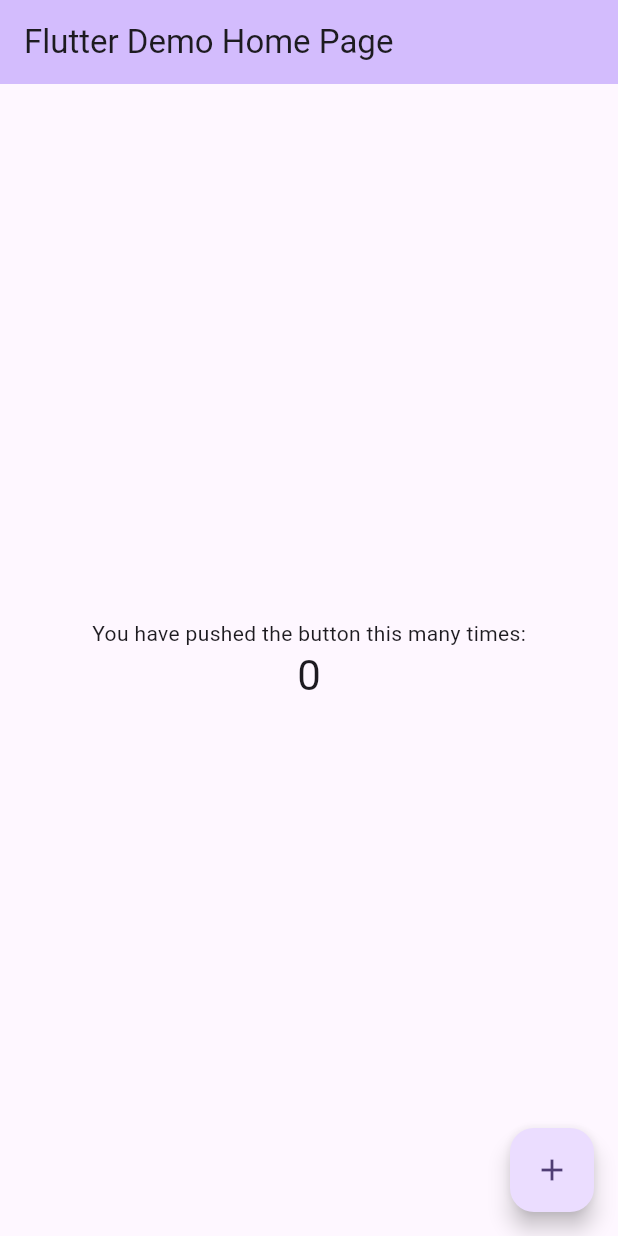
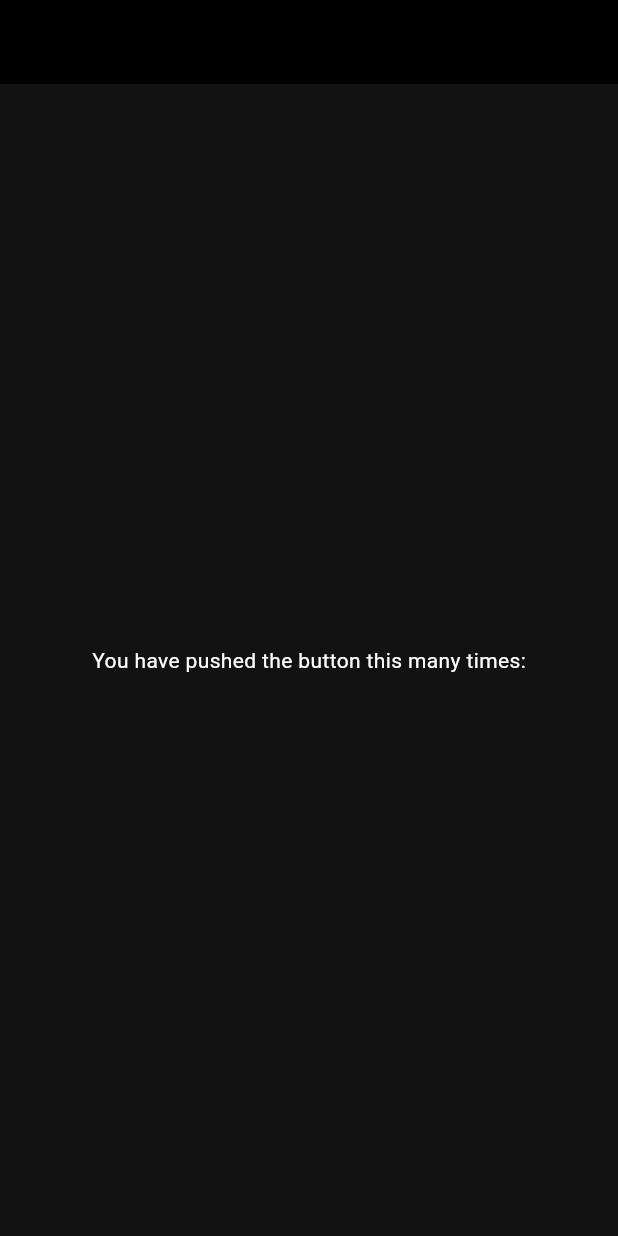
Before and after one commit to Artem-Neludimi/todays_predictions, a Flutter app: the screen it shows after launch, on a phone screen of 412 x 824 dp. Run offline on Flutter 3.47's test engine with Material 3 defaults, Android fonts, the phone set to English and light mode, and no system bars.

Commit message:
clean up

```diff
--- a/lib/main.dart
+++ b/lib/main.dart
@@ -1,4 +1,5 @@
 import 'package:flutter/material.dart';
+import 'package:todays_predictions/todays_predictions.dart';
 
 void main() {
   runApp(const MyApp());
@@ -7,119 +8,16 @@ void main() {
 class MyApp extends StatelessWidget {
   const MyApp({super.key});
 
-  // This widget is the root of your application.
   @override
   Widget build(BuildContext context) {
     return MaterialApp(
       title: 'Flutter Demo',
+      debugShowCheckedModeBanner: false,
       theme: ThemeData(
-        // This is the theme of your application.
-        //
-        // TRY THIS: Try running your application with "flutter run". You'll see
-        // the application has a purple toolbar. Then, without quitting the app,
-        // try changing the seedColor in the colorScheme below to Colors.green
-        // and then invoke "hot reload" (save your changes or press the "hot
-        // reload" button in a Flutter-supported IDE, or press "r" if you used
-        // the command line to start the app).
-        //
-        // Notice that the counter didn't reset back to zero; the application
-        // state is not lost during the reload. To reset the state, use hot
-        // restart instead.
-        //
-        // This works for code too, not just values: Most code changes can be
-        // tested with just a hot reload.
-        colorScheme: ColorScheme.fromSeed(seedColor: Colors.deepPurple),
+        colorScheme: const ColorScheme.dark(),
         useMaterial3: true,
       ),
-      home: const MyHomePage(title: 'Flutter Demo Home Page'),
+      home: const TodaysPredictions(),
     );
   }
 }
-
-class MyHomePage extends StatefulWidget {
-  const MyHomePage({super.key, required this.title});
-
-  // This widget is the home page of your application. It is stateful, meaning
-  // that it has a State object (defined below) that contains fields that affect
-  // how it looks.
-
-  // This class is the configuration for the state. It holds the values (in this
-  // case the title) provided by the parent (in this case the App widget) and
-  // used by the build method of the State. Fields in a Widget subclass are
-  // always marked "final".
-
-  final String title;
-
-  @override
-  State<MyHomePage> createState() => _MyHomePageState();
-}
-
-class _MyHomePageState extends State<MyHomePage> {
-  int _counter = 0;
-
-  void _incrementCounter() {
-    setState(() {
-      // This call to setState tells the Flutter framework that something has
-      // changed in this State, which causes it to rerun the build method below
-      // so that the display can reflect the updated values. If we changed
-      // _counter without calling setState(), then the build method would not be
-      // called again, and so nothing would appear to happen.
-      _counter++;
-    });
-  }
-
-  @override
-  Widget build(BuildContext context) {
-    // This method is rerun every time setState is called, for instance as done
-    // by the _incrementCounter method above.
-    //
-    // The Flutter framework has been optimized to make rerunning build methods
-    // fast, so that you can just rebuild anything that needs updating rather
-    // than having to individually change instances of widgets.
-    return Scaffold(
-      appBar: AppBar(
-        // TRY THIS: Try changing the color here to a specific color (to
-        // Colors.amber, perhaps?) and trigger a hot reload to see the AppBar
-        // change color while the other colors stay the same.
-        backgroundColor: Theme.of(context).colorScheme.inversePrimary,
-        // Here we take the value from the MyHomePage object that was created by
-        // the App.build method, and use it to set our appbar title.
-        title: Text(widget.title),
-      ),
-      body: Center(
-        // Center is a layout widget. It takes a single child and positions it
-        // in the middle of the parent.
-        child: Column(
-          // Column is also a layout widget. It takes a list of children and
-          // arranges them vertically. By default, it sizes itself to fit its
-          // children horizontally, and tries to be as tall as its parent.
-          //
-          // Column has various properties to control how it sizes itself and
-          // how it positions its children. Here we use mainAxisAlignment to
-          // center the children vertically; the main axis here is the vertical
-          // axis because Columns are vertical (the cross axis would be
-          // horizontal).
-          //
-          // TRY THIS: Invoke "debug painting" (choose the "Toggle Debug Paint"
-          // action in the IDE, or press "p" in the console), to see the
-          // wireframe for each widget.
-          mainAxisAlignment: MainAxisAlignment.center,
-          children: <Widget>[
-            const Text(
-              'You have pushed the button this many times:',
-            ),
-            Text(
-              '$_counter',
-              style: Theme.of(context).textTheme.headlineMedium,
-            ),
-          ],
-        ),
-      ),
-      floatingActionButton: FloatingActionButton(
-        onPressed: _incrementCounter,
-        tooltip: 'Increment',
-        child: const Icon(Icons.add),
-      ), // This trailing comma makes auto-formatting nicer for build methods.
-    );
-  }
-}
--- /dev/null
+++ b/lib/todays_predictions.dart
@@ -0,0 +1,29 @@
+import 'package:flutter/material.dart';
+
+class TodaysPredictions extends StatefulWidget {
+  const TodaysPredictions({super.key});
+
+  @override
+  State<TodaysPredictions> createState() => _TodaysPredictionsState();
+}
+
+class _TodaysPredictionsState extends State<TodaysPredictions> {
+  @override
+  Widget build(BuildContext context) {
+    return Scaffold(
+      appBar: AppBar(
+        backgroundColor: Theme.of(context).colorScheme.inversePrimary,
+      ),
+      body: const Center(
+        child: Column(
+          mainAxisAlignment: MainAxisAlignment.center,
+          children: <Widget>[
+            Text(
+              'You have pushed the button this many times:',
+            ),
+          ],
+        ),
+      ),
+    );
+  }
+}
```
Also changed, not shown: 1 other file.
